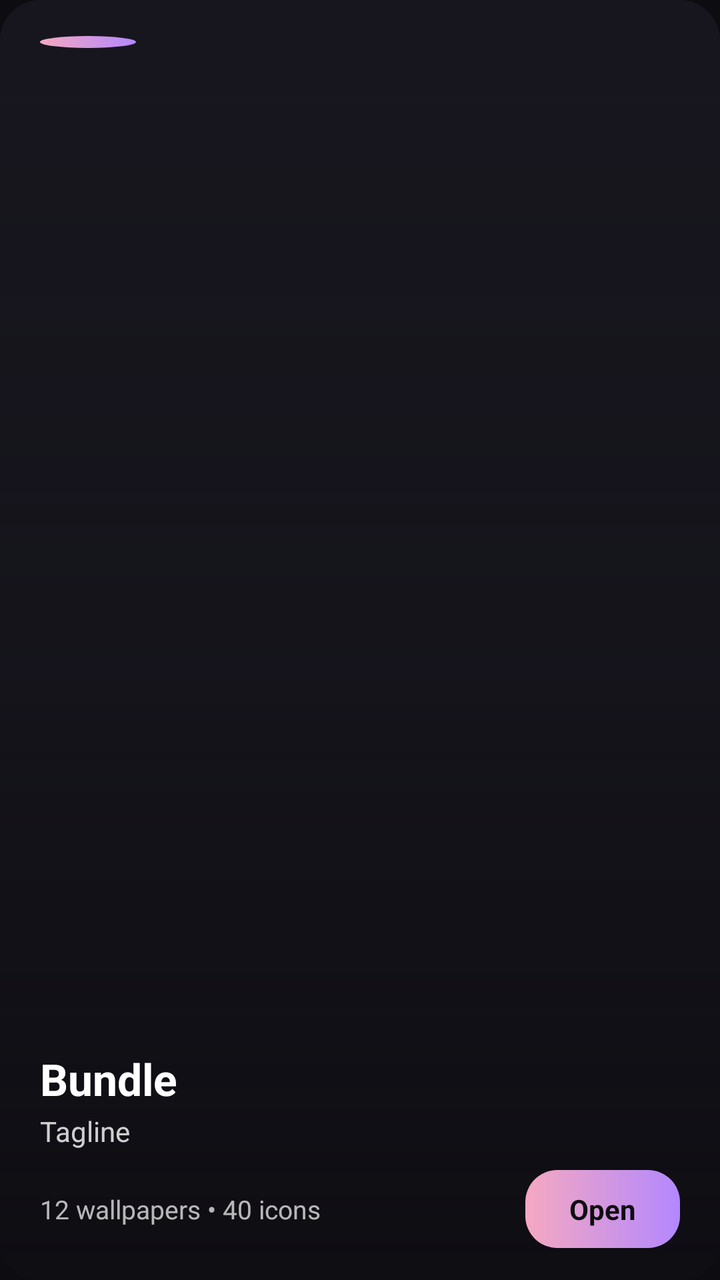
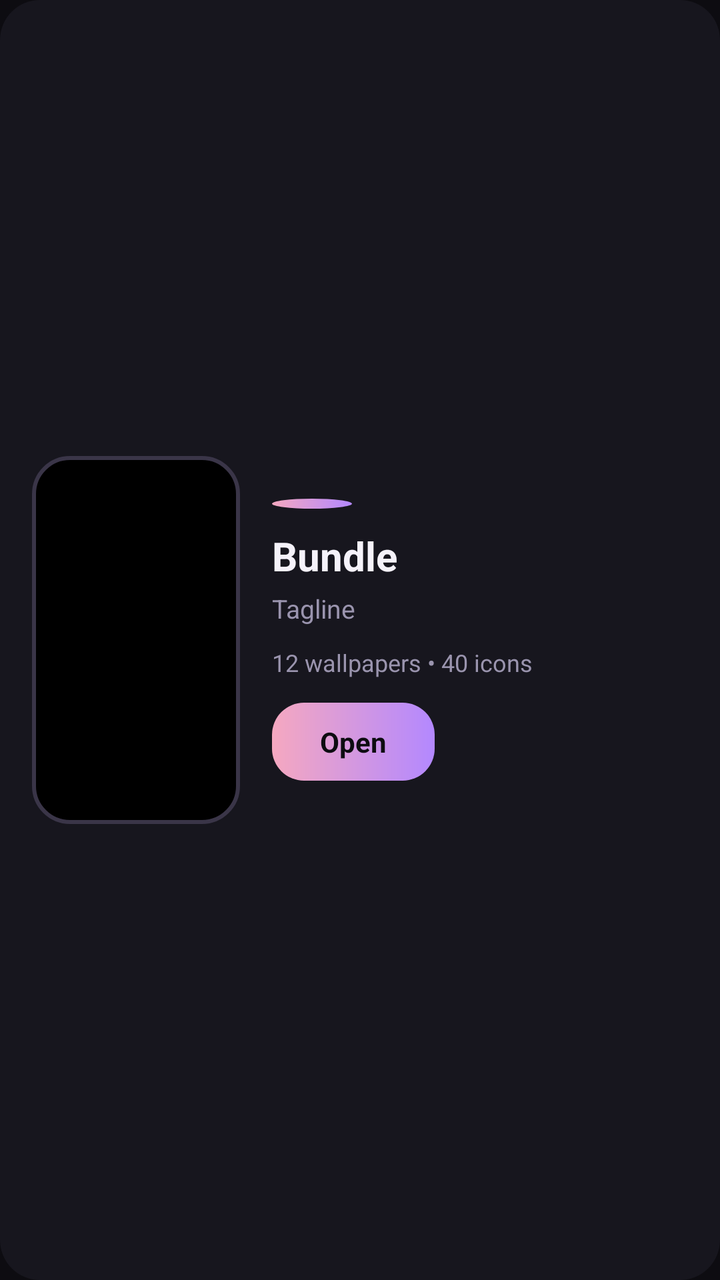

Two renders of the same Android screen: before a commit and after it. Below are the layout's source before the change and the commit's diff.
<!-- AndroidManifest.xml: application theme Theme.Rizglow -->
<!-- res/layout/item_bundle.xml -->
<?xml version="1.0" encoding="utf-8"?>
<FrameLayout xmlns:android="http://schemas.android.com/apk/res/android"
    android:layout_width="match_parent"
    android:layout_height="200dp"
    android:layout_marginBottom="16dp"
    android:background="@drawable/card_cover_bg">

    
    <ImageView
        android:id="@+id/card_cover"
        android:layout_width="match_parent"
        android:layout_height="match_parent"
        android:scaleType="centerCrop" />

    
    <View
        android:layout_width="match_parent"
        android:layout_height="match_parent"
        android:background="@drawable/card_scrim" />

    
    <View
        android:id="@+id/card_accent"
        android:layout_width="48dp"
        android:layout_height="6dp"
        android:layout_marginStart="20dp"
        android:layout_marginTop="18dp"
        android:background="@drawable/dot_selected" />

    
    <LinearLayout
        android:layout_width="match_parent"
        android:layout_height="wrap_content"
        android:layout_gravity="bottom"
        android:orientation="vertical"
        android:paddingStart="20dp"
        android:paddingEnd="20dp"
        android:paddingBottom="16dp">

        <TextView
            android:id="@+id/card_name"
            android:layout_width="wrap_content"
            android:layout_height="wrap_content"
            android:text="Bundle"
            android:textSize="22sp"
            android:textStyle="bold"
            android:textColor="#FFFFFF" />

        <TextView
            android:id="@+id/card_tagline"
            android:layout_width="wrap_content"
            android:layout_height="wrap_content"
            android:layout_marginTop="2dp"
            android:text="Tagline"
            android:textSize="14sp"
            android:textColor="#CCFFFFFF" />

        <LinearLayout
            android:layout_width="match_parent"
            android:layout_height="wrap_content"
            android:orientation="horizontal"
            android:gravity="center_vertical"
            android:layout_marginTop="10dp">

            <TextView
                android:id="@+id/card_counts"
                android:layout_width="wrap_content"
                android:layout_height="wrap_content"
                android:text="12 wallpapers • 40 icons"
                android:textSize="13sp"
                android:textColor="#B3FFFFFF" />

            <View android:layout_width="0dp" android:layout_height="1dp" android:layout_weight="1" />

            <TextView
                android:id="@+id/card_action"
                android:layout_width="wrap_content"
                android:layout_height="wrap_content"
                android:background="@drawable/btn_primary"
                android:paddingStart="22dp" android:paddingEnd="22dp"
                android:paddingTop="10dp" android:paddingBottom="10dp"
                android:text="Open"
                android:textSize="14sp"
                android:textStyle="bold"
                android:textColor="#0D0C11" />
        </LinearLayout>
    </LinearLayout>
</FrameLayout>
<!-- resources referenced by this layout -->
<resources>
  <!-- drawable btn_primary (drawable) -->
  <?xml version="1.0" encoding="utf-8"?>
  <shape xmlns:android="http://schemas.android.com/apk/res/android"
      android:shape="rectangle">
      <gradient
          android:angle="0"
          android:startColor="@color/accent_pink"
          android:endColor="@color/accent_purple" />
      <corners android:radius="16dp" />
  </shape>
  <!-- drawable card_cover_bg (drawable) -->
  <?xml version="1.0" encoding="utf-8"?>
  <shape xmlns:android="http://schemas.android.com/apk/res/android"
      android:shape="rectangle">
      <corners android:radius="20dp" />
      <solid android:color="@color/surface" />
  </shape>
  <!-- drawable card_scrim (drawable) -->
  <?xml version="1.0" encoding="utf-8"?>
  <shape xmlns:android="http://schemas.android.com/apk/res/android"
      android:shape="rectangle">
      <corners android:radius="20dp" />
      <gradient
          android:angle="270"
          android:startColor="#00000000"
          android:centerColor="#400D0C11"
          android:endColor="#E60D0C11" />
  </shape>
  <!-- drawable dot_selected (drawable) -->
  <?xml version="1.0" encoding="utf-8"?>
  <shape xmlns:android="http://schemas.android.com/apk/res/android"
      android:shape="oval">
      <gradient
          android:angle="0"
          android:startColor="@color/accent_pink"
          android:endColor="@color/accent_purple" />
  </shape>
  <style name="Theme.Rizglow" parent="android:Theme.Material.NoActionBar">
          <item name="android:windowBackground">@color/bg</item>
          <item name="android:statusBarColor">@color/bg</item>
          <item name="android:navigationBarColor">@color/bg</item>
          <item name="android:textColor">@color/text</item>
          <item name="android:textColorHint">@color/muted</item>
      </style>
  <color name="accent_pink">#F5A8C0</color>
  <color name="accent_purple">#B388FF</color>
  <color name="surface">#17161E</color>
  <color name="bg">#0D0C11</color>
  <color name="text">#F5F2FA</color>
  <color name="muted">#9A94AE</color>
</resources>

<!-- the commit's change to res/layout/item_bundle.xml (unified diff, before → after) -->
@@ -1,88 +1,89 @@
 <?xml version="1.0" encoding="utf-8"?>
-<FrameLayout xmlns:android="http://schemas.android.com/apk/res/android"
+<LinearLayout xmlns:android="http://schemas.android.com/apk/res/android"
     android:layout_width="match_parent"
-    android:layout_height="200dp"
+    android:layout_height="wrap_content"
+    android:orientation="horizontal"
+    android:gravity="center_vertical"
+    android:background="@drawable/card_cover_bg"
     android:layout_marginBottom="16dp"
-    android:background="@drawable/card_cover_bg">
+    android:padding="16dp">
 
     
-    <ImageView
-        android:id="@+id/card_cover"
-        android:layout_width="match_parent"
-        android:layout_height="match_parent"
-        android:scaleType="centerCrop" />
+    <FrameLayout
+        android:layout_width="104dp"
+        android:layout_height="184dp"
+        android:background="@drawable/phone_mockup_frame">
 
-    
-    <View
-        android:layout_width="match_parent"
-        android:layout_height="match_parent"
-        android:background="@drawable/card_scrim" />
+        <ImageView
+            android:id="@+id/card_mockup_wallpaper"
+            android:layout_width="match_parent"
+            android:layout_height="match_parent"
+            android:layout_margin="6dp"
+            android:scaleType="centerCrop" />
 
-    
-    <View
-        android:id="@+id/card_accent"
-        android:layout_width="48dp"
-        android:layout_height="6dp"
-        android:layout_marginStart="20dp"
-        android:layout_marginTop="18dp"
-        android:background="@drawable/dot_selected" />
+        
+        <GridLayout
+            android:id="@+id/card_mockup_icons"
+            android:layout_width="match_parent"
+            android:layout_height="wrap_content"
+            android:layout_gravity="bottom|center_horizontal"
+            android:columnCount="2"
+            android:padding="10dp" />
+    </FrameLayout>
 
     
     <LinearLayout
-        android:layout_width="match_parent"
+        android:layout_width="0dp"
         android:layout_height="wrap_content"
-        android:layout_gravity="bottom"
+        android:layout_weight="1"
         android:orientation="vertical"
-        android:paddingStart="20dp"
-        android:paddingEnd="20dp"
-        android:paddingBottom="16dp">
+        android:paddingStart="16dp">
+
+        <View
+            android:id="@+id/card_accent"
+            android:layout_width="40dp"
+            android:layout_height="5dp"
+            android:layout_marginBottom="10dp"
+            android:background="@drawable/dot_selected" />
 
         <TextView
             android:id="@+id/card_name"
             android:layout_width="wrap_content"
             android:layout_height="wrap_content"
             android:text="Bundle"
-            android:textSize="22sp"
+            android:textSize="20sp"
             android:textStyle="bold"
-            android:textColor="#FFFFFF" />
+            android:textColor="@color/text" />
 
         <TextView
             android:id="@+id/card_tagline"
             android:layout_width="wrap_content"
             android:layout_height="wrap_content"
-            android:layout_marginTop="2dp"
+            android:layout_marginTop="4dp"
             android:text="Tagline"
+            android:textSize="13sp"
+            android:textColor="@color/muted" />
+
+        <TextView
+            android:id="@+id/card_counts"
+            android:layout_width="wrap_content"
+            android:layout_height="wrap_content"
+            android:layout_marginTop="10dp"
+            android:text="12 wallpapers • 40 icons"
+            android:textSize="12sp"
+            android:textColor="@color/muted" />
+
+        <TextView
+            android:id="@+id/card_action"
+            android:layout_width="wrap_content"
+            android:layout_height="wrap_content"
+            android:layout_marginTop="12dp"
+            android:background="@drawable/btn_primary"
+            android:paddingStart="24dp" android:paddingEnd="24dp"
+            android:paddingTop="10dp" android:paddingBottom="10dp"
+            android:text="Open"
             android:textSize="14sp"
-            android:textColor="#CCFFFFFF" />
-
-        <LinearLayout
-            android:layout_width="match_parent"
-            android:layout_height="wrap_content"
-            android:orientation="horizontal"
-            android:gravity="center_vertical"
-            android:layout_marginTop="10dp">
-
-            <TextView
-                android:id="@+id/card_counts"
-                android:layout_width="wrap_content"
-                android:layout_height="wrap_content"
-                android:text="12 wallpapers • 40 icons"
-                android:textSize="13sp"
-                android:textColor="#B3FFFFFF" />
-
-            <View android:layout_width="0dp" android:layout_height="1dp" android:layout_weight="1" />
-
-            <TextView
-                android:id="@+id/card_action"
-                android:layout_width="wrap_content"
-                android:layout_height="wrap_content"
-                android:background="@drawable/btn_primary"
-                android:paddingStart="22dp" android:paddingEnd="22dp"
-                android:paddingTop="10dp" android:paddingBottom="10dp"
-                android:text="Open"
-                android:textSize="14sp"
-                android:textStyle="bold"
-                android:textColor="#0D0C11" />
-        </LinearLayout>
+            android:textStyle="bold"
+            android:textColor="#0D0C11" />
     </LinearLayout>
-</FrameLayout>
+</LinearLayout>
<!-- resource entries referenced after the edit -->
@@ -17,17 +17,6 @@
       <corners android:radius="20dp" />
       <solid android:color="@color/surface" />
   </shape>
-  <!-- drawable card_scrim (drawable) -->
-  <?xml version="1.0" encoding="utf-8"?>
-  <shape xmlns:android="http://schemas.android.com/apk/res/android"
-      android:shape="rectangle">
-      <corners android:radius="20dp" />
-      <gradient
-          android:angle="270"
-          android:startColor="#00000000"
-          android:centerColor="#400D0C11"
-          android:endColor="#E60D0C11" />
-  </shape>
   <!-- drawable dot_selected (drawable) -->
   <?xml version="1.0" encoding="utf-8"?>
   <shape xmlns:android="http://schemas.android.com/apk/res/android"
@@ -36,6 +25,14 @@
           android:angle="0"
           android:startColor="@color/accent_pink"
           android:endColor="@color/accent_purple" />
+  </shape>
+  <!-- drawable phone_mockup_frame (drawable) -->
+  <?xml version="1.0" encoding="utf-8"?>
+  <shape xmlns:android="http://schemas.android.com/apk/res/android"
+      android:shape="rectangle">
+      <corners android:radius="18dp" />
+      <solid android:color="#000000" />
+      <stroke android:width="2dp" android:color="#3A3548" />
   </shape>
   <style name="Theme.Rizglow" parent="android:Theme.Material.NoActionBar">
           <item name="android:windowBackground">@color/bg</item>
